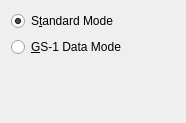
Before: the Qt Designer form frontend_qt/grpC16k.ui in zint/zint, drawn with Qt 5.
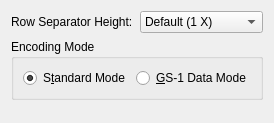
After: the same form once the commit is applied.

Commit message: CODE16K fixes; separator default 1; raster/vector.c quiet_zones, output.c; #191

Diff of the .ui file:
```diff
--- a/frontend_qt/grpC16k.ui
+++ b/frontend_qt/grpC16k.ui
@@ -17,6 +17,51 @@
    <item>
     <layout class="QGridLayout" name="gridLayout">
      <item row="0" column="0">
+      <widget class="QLabel" name="labelRowSeparatorHeight">
+       <property name="text">
+        <string>Row Separator Height:</string>
+       </property>
+       <property name="buddy">
+        <cstring>cmbC16kRowSepHeight</cstring>
+       </property>
+      </widget>
+     </item>
+     <item row="0" column="1">
+      <widget class="QComboBox" name="cmbC16kRowSepHeight">
+       <item>
+        <property name="text">
+         <string>Default (1 X)</string>
+        </property>
+       </item>
+       <item>
+        <property name="text">
+         <string>2 X</string>
+        </property>
+       </item>
+       <item>
+        <property name="text">
+         <string>3 X</string>
+        </property>
+       </item>
+       <item>
+        <property name="text">
+         <string>4 X</string>
+        </property>
+       </item>
+      </widget>
+     </item>
+    </layout>
+   </item>
+   <item>
+    <widget class="QGroupBox" name="groupBoxEncodingMode">
+     <property name="title">
+      <string>Encoding Mode</string>
+     </property>
+     <layout class="QHBoxLayout" name="horizontalLayout">
+      <property name="sizeConstraint">
+       <enum>QLayout::SetMinimumSize</enum>
+      </property>
+      <item>
       <widget class="QRadioButton" name="radC16kStand">
        <property name="text">
         <string>S&amp;tandard Mode</string>
@@ -26,7 +71,7 @@
        </property>
       </widget>
      </item>
-     <item row="1" column="0">
+      <item>
       <widget class="QRadioButton" name="radC16kGS1">
        <property name="text">
         <string>&amp;GS-1 Data Mode</string>
@@ -34,6 +79,7 @@
       </widget>
      </item>
     </layout>
+    </widget>
    </item>
    <item>
     <spacer name="verticalSpacer">
```
Lines whose indentation alone changed are shown as unchanged. The commit also changes 35 other files.
